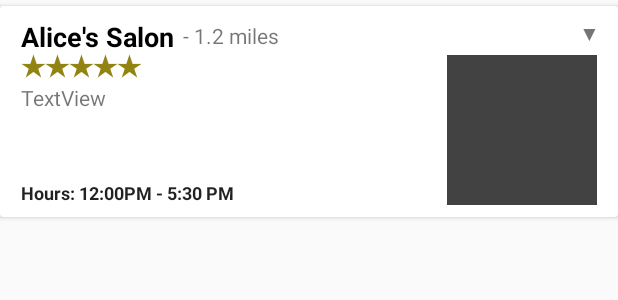
After one commit to colesmithberkeley/comfycuts, an Android app: the layout recycler_layout.xml on its own in the app's theme, with its tools: preview values and no code run, on a phone screen of 412 x 824 dp. The commit adds this screen. Shown: the top 300 px of the screen. Run offline under Robolectric (Android 15) with nearby library versions, the phone set to English and light mode, and no system bars.

Commit message:
layout work

```diff
--- a/app/src/main/res/layout/activity_discovery.xml
+++ b/app/src/main/res/layout/activity_discovery.xml
@@ -5,29 +5,23 @@
     android:id="@+id/container"
     android:layout_width="match_parent"
     android:layout_height="match_parent"
+    android:background="@color/colorBackground"
     tools:context=".DiscoveryActivity">
-
-    <TextView
-        android:id="@+id/message"
-        android:layout_width="wrap_content"
-        android:layout_height="wrap_content"
-        android:layout_marginLeft="@dimen/activity_horizontal_margin"
-        android:layout_marginStart="@dimen/activity_horizontal_margin"
-        android:layout_marginTop="@dimen/activity_vertical_margin"
-        android:text="@string/title_home"
-        app:layout_constraintLeft_toLeftOf="parent"
-        app:layout_constraintTop_toTopOf="parent" />
 
     <android.support.design.widget.BottomNavigationView
         android:id="@+id/navigation"
         android:layout_width="0dp"
         android:layout_height="wrap_content"
-        android:layout_marginEnd="0dp"
-        android:layout_marginStart="0dp"
-        android:background="?android:attr/windowBackground"
+        android:background="@color/colorPrimary"
         app:layout_constraintBottom_toBottomOf="parent"
         app:layout_constraintLeft_toLeftOf="parent"
         app:layout_constraintRight_toRightOf="parent"
         app:menu="@menu/navigation" />
 
+    <android.support.v7.widget.RecyclerView
+        android:layout_width="368dp"
+        android:layout_height="439dp"
+        tools:layout_editor_absoluteX="8dp"
+        tools:layout_editor_absoluteY="8dp" />
+
 </android.support.constraint.ConstraintLayout>
--- /dev/null
+++ b/app/src/main/res/layout/recycler_layout.xml
@@ -0,0 +1,98 @@
+<?xml version="1.0" encoding="utf-8"?>
+
+<android.support.v7.widget.CardView xmlns:android="http://schemas.android.com/apk/res/android"
+android:layout_width="match_parent"
+android:layout_height="wrap_content"
+android:layout_marginTop="4dp"
+android:orientation="vertical">
+
+
+<RelativeLayout
+    android:layout_width="match_parent"
+    android:layout_height="wrap_content"
+    android:padding="8dp">
+
+    <ImageView
+        android:id="@+id/imageView"
+        android:layout_width="100dp"
+        android:layout_height="100dp"
+        android:layout_alignParentEnd="true"
+        android:layout_below="@id/textViewName"
+        android:padding="8dp"
+        android:layout_marginRight="6dp"
+        android:background="@color/cardview_dark_background"
+        android:layout_alignParentRight="true"
+        android:contentDescription="TODO" />
+
+    <TextView
+        android:id="@+id/textViewName"
+        android:layout_width="wrap_content"
+        android:layout_height="wrap_content"
+        android:layout_alignParentLeft="true"
+        android:layout_marginLeft="6dp"
+        android:text="Alice's Salon"
+        android:textAppearance="@style/Base.TextAppearance.AppCompat.Medium"
+        android:textColor="#000000"
+        android:textStyle="bold"
+        android:layout_alignParentStart="true"
+        android:layout_marginStart="6dp" />
+
+    <TextView
+        android:id="@+id/textViewStars"
+        android:layout_width="wrap_content"
+        android:layout_height="wrap_content"
+        android:layout_below="@id/textViewName"
+        android:layout_marginLeft="6dp"
+        android:layout_marginTop="-6dp"
+        android:text="★★★★★"
+        android:textAppearance="@style/Base.TextAppearance.AppCompat.Small"
+        android:textColor="@color/colorStar"
+        android:textSize="18sp"
+        android:textStyle="bold" />
+
+    <TextView
+        android:id="@+id/textViewHours"
+        android:layout_width="wrap_content"
+        android:layout_height="wrap_content"
+        android:layout_alignBottom="@id/imageView"
+        android:layout_alignLeft="@id/textViewName"
+        android:layout_toLeftOf="@id/imageView"
+        android:autoLink="all"
+        android:paddingRight="6dp"
+        android:text="Hours: 12:00PM - 5:30 PM"
+        android:textAppearance="@style/Base.TextAppearance.AppCompat.Small"
+        android:textColor="?attr/editTextColor"
+        android:textSize="12sp"
+        android:textStyle="bold" />
+
+    <TextView
+        android:id="@+id/downArrow"
+        android:layout_width="wrap_content"
+        android:layout_height="wrap_content"
+        android:layout_alignParentRight="true"
+        android:layout_marginRight="4dp"
+        android:text="▼" />
+
+    <TextView
+        android:id="@+id/textViewDistance"
+        android:layout_width="wrap_content"
+        android:layout_height="wrap_content"
+        android:layout_above="@+id/imageView"
+        android:paddingBottom="3dp"
+        android:layout_toRightOf="@id/textViewName"
+        android:layout_marginLeft="6dp"
+        android:text="- 1.2 miles" />
+
+    <TextView
+        android:id="@+id/textView2"
+        android:layout_width="256dp"
+        android:layout_height="65dp"
+        android:layout_alignLeft="@id/textViewName"
+        android:layout_below="@+id/textViewStars"
+        android:layout_above="@id/textViewHours"
+        android:text="TextView" />
+
+
+</RelativeLayout>
+
+</android.support.v7.widget.CardView>
--- a/app/src/main/res/values/colors.xml
+++ b/app/src/main/res/values/colors.xml
@@ -1,6 +1,9 @@
 <?xml version="1.0" encoding="utf-8"?>
 <resources>
-    <color name="colorPrimary">#3F51B5</color>
-    <color name="colorPrimaryDark">#303F9F</color>
+    <color name="colorPrimary">#77b3d4</color>
+    <color name="colorPrimaryDark">#54a1cb</color>
     <color name="colorAccent">#FF4081</color>
+    <color name="colorMain">#77b3d4</color>
+    <color name="colorBackground">#8dabbb</color>
+    <color name="colorStar">#918413</color>
 </resources>
```
